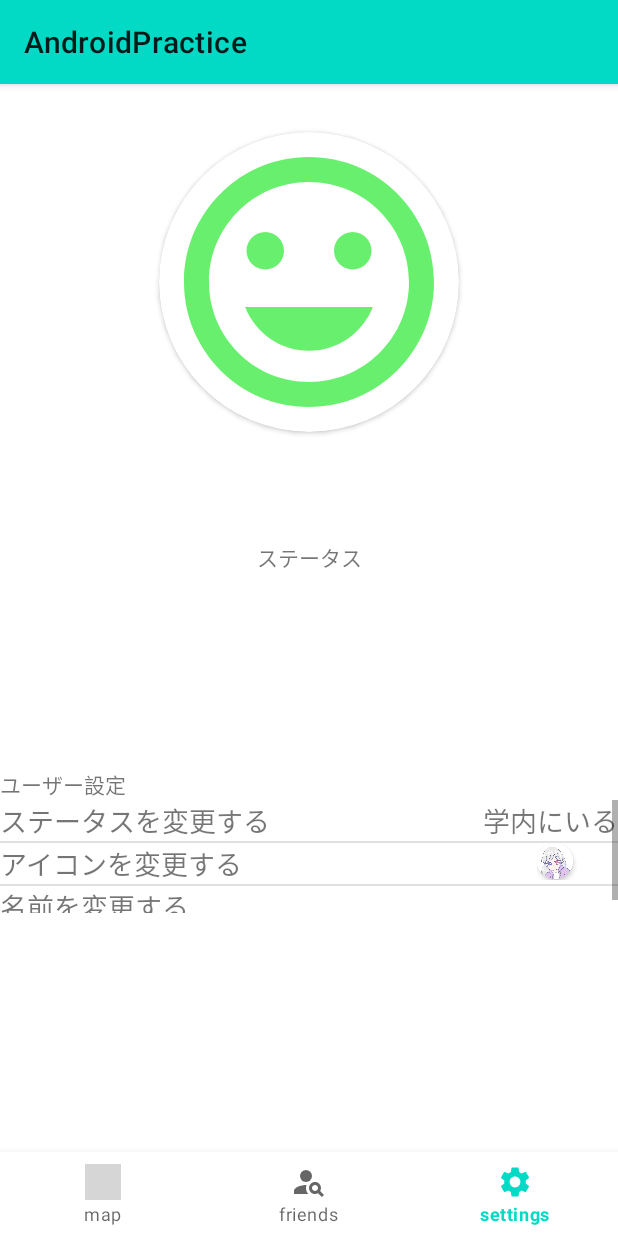
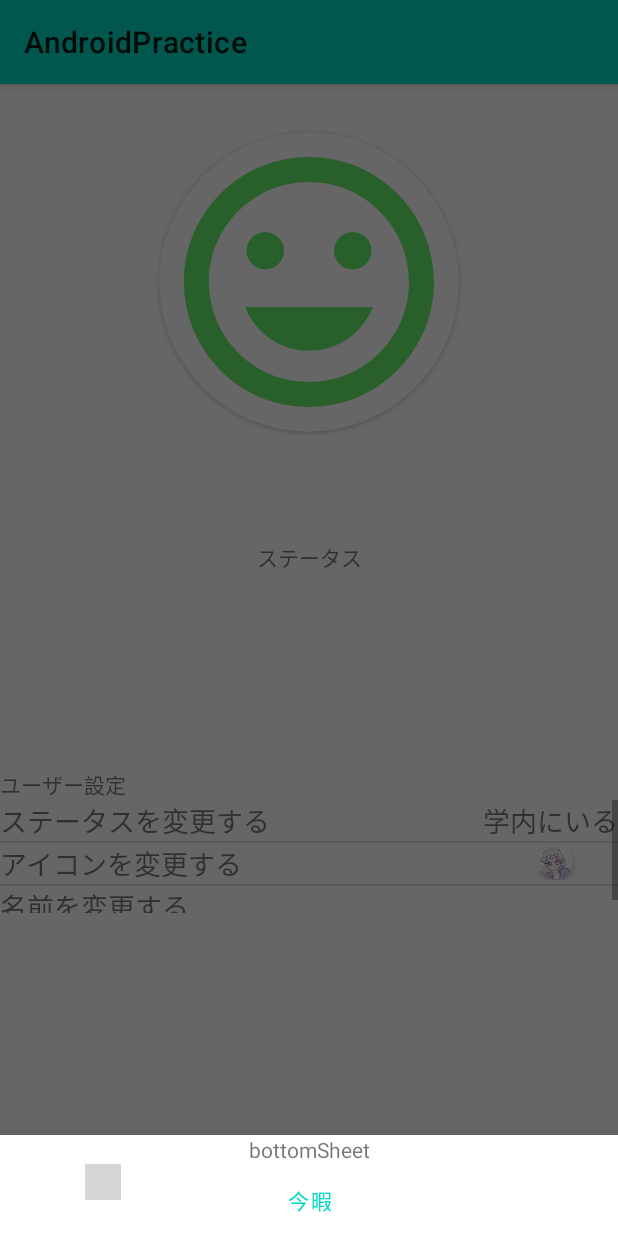
Before and after one commit to Sorasky4/android-practice, an Android app: the screen it shows after launch (MainActivity), after a tap on "ステータスを変更する", on a phone screen of 412 x 824 dp. Run offline under Robolectric (Android 15) with nearby library versions, the phone set to English and light mode, and no system bars; our stand-ins replace navigation-ui; 1 statement that could not run was skipped; grey boxes are pictures that could not be loaded.

Commit message:
Add: ボトムシートを表示できるようにした

```diff
--- /dev/null
+++ b/app/src/main/java/com/websarva/wings/android/androidpractice/ModalBottomSheetFragment.kt
@@ -0,0 +1,19 @@
+package com.websarva.wings.android.androidpractice
+
+import android.os.Bundle
+import android.view.LayoutInflater
+import android.view.View
+import android.view.ViewGroup
+import com.google.android.material.bottomsheet.BottomSheetDialogFragment
+
+class ModalBottomSheetFragment : BottomSheetDialogFragment() {
+    override fun onCreateView(
+        inflater: LayoutInflater,
+        container: ViewGroup?,
+        savedInstanceState: Bundle?
+    ): View? = inflater.inflate(R.layout.fragment_modal_bottom_sheet, container, false)
+
+    companion object {
+        const val TAG = "ModalBottomSheet"
+    }
+}
--- a/app/src/main/java/com/websarva/wings/android/androidpractice/SettingsFragment.kt
+++ b/app/src/main/java/com/websarva/wings/android/androidpractice/SettingsFragment.kt
@@ -9,6 +9,7 @@ import android.widget.AdapterView
 import android.widget.ListView
 import android.widget.SimpleAdapter
 import android.widget.TextView
+import androidx.fragment.app.FragmentManager
 import androidx.fragment.app.activityViewModels
 import androidx.lifecycle.ViewModelProvider
 import androidx.navigation.fragment.findNavController
@@ -68,7 +69,8 @@ class SettingsFragment : Fragment() {
             (parent.getItemAtPosition(position) as MutableMap<String, Any>).apply {
                 when(this["setting"]) {
                     getString(R.string.settings_status) -> {
-                        //TODO:: write a process when tap "setting status"
+                        val bottomSheet = ModalBottomSheetFragment()
+                        bottomSheet.show(childFragmentManager, ModalBottomSheetFragment.TAG)
                     }
                     getString(R.string.settings_name) -> {
                         findNavController().navigate(R.id.action_settingsFragment_to_settingNameFragment)
--- /dev/null
+++ b/app/src/main/res/layout/fragment_modal_bottom_sheet.xml
@@ -0,0 +1,27 @@
+<?xml version="1.0" encoding="utf-8"?>
+<androidx.constraintlayout.widget.ConstraintLayout xmlns:android="http://schemas.android.com/apk/res/android"
+    xmlns:tools="http://schemas.android.com/tools"
+    android:layout_width="match_parent"
+    android:layout_height="match_parent"
+    xmlns:app="http://schemas.android.com/apk/res-auto"
+    tools:context=".ModalBottomSheetFragment">
+
+    <androidx.appcompat.widget.AppCompatTextView
+        android:id="@+id/tv_description_bottom_sheet"
+        android:layout_width="wrap_content"
+        android:layout_height="wrap_content"
+        android:text="bottomSheet"
+        app:layout_constraintTop_toTopOf="parent"
+        app:layout_constraintStart_toStartOf="parent"
+        app:layout_constraintEnd_toEndOf="parent" />
+
+    <com.google.android.material.button.MaterialButton
+        android:id="@+id/bt_free"
+        android:layout_width="wrap_content"
+        android:layout_height="wrap_content"
+        android:text="今暇"
+        app:layout_constraintTop_toBottomOf="@id/tv_description_bottom_sheet"
+        app:layout_constraintStart_toStartOf="parent"
+        app:layout_constraintEnd_toEndOf="parent" />
+
+</androidx.constraintlayout.widget.ConstraintLayout>
--- a/app/src/main/res/values/strings.xml
+++ b/app/src/main/res/values/strings.xml
@@ -14,4 +14,6 @@
     <string name="settings_name">名前を変更する</string>
     <string name="settings_hint">ユーザー設定</string>
     <string name="decision">決定</string>
+    <!-- TODO: Remove or change this placeholder text -->
+    <string name="hello_blank_fragment">Hello blank fragment</string>
 </resources>
--- a/build.gradle
+++ b/build.gradle
@@ -6,7 +6,7 @@ buildscript {
     }
     dependencies {
         classpath "com.android.tools.build:gradle:7.0.2"
-        classpath 'org.jetbrains.kotlin:kotlin-gradle-plugin:1.5.31'
+        classpath 'org.jetbrains.kotlin:kotlin-gradle-plugin:1.6.0'
 
         // NOTE: Do not place your application dependencies here; they belong
         // in the individual module build.gradle files
```
